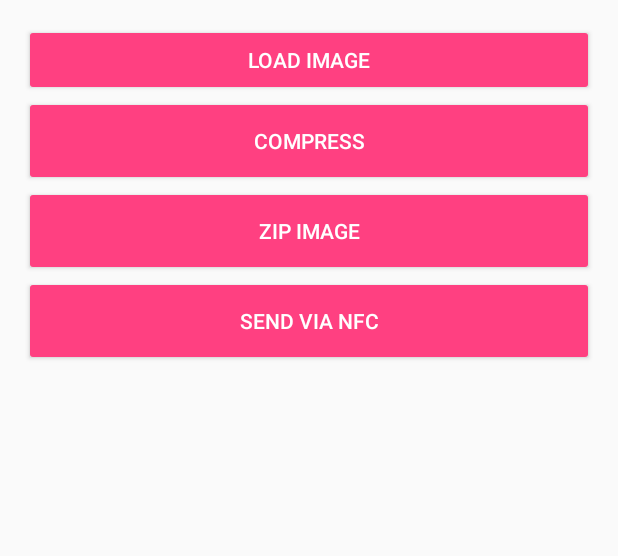
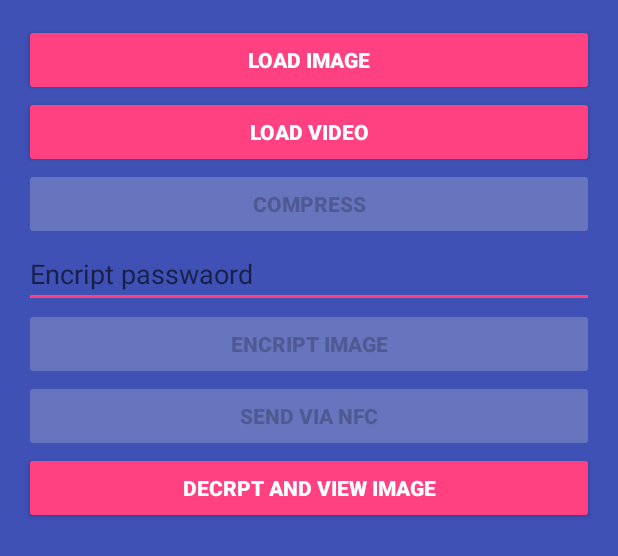
Before and after one commit to Denaindra/android-NFC-compress-encript, an Android app: the layout activity_main.xml on its own in the app's theme, with its tools: preview values and no code run, on a phone screen of 412 x 824 dp. Shown: the top 556 px of the screen. Run offline under Robolectric (Android 15) with nearby library versions, the phone set to English and light mode, and no system bars.

```diff
--- a/app/src/main/AndroidManifest.xml
+++ b/app/src/main/AndroidManifest.xml
@@ -3,6 +3,9 @@
     package="com.apiit.janith.nfcimagetranswer">
     <uses-permission android:name="android.permission.READ_EXTERNAL_STORAGE"></uses-permission>
     <uses-permission android:name="android.permission.INTERNET"></uses-permission>
+    <uses-permission android:name="android.permission.WRITE_EXTERNAL_STORAGE"></uses-permission>
+    <uses-permission android:name="android.permission.NFC"></uses-permission>
+    <uses-feature android:name="android.hardware.nfc" android:required="true"></uses-feature>
     <application
         android:allowBackup="true"
         android:icon="@mipmap/ic_launcher"
--- a/app/src/main/java/com/apiit/janith/nfcimagetranswer/ImageCompressor.java
+++ b/app/src/main/java/com/apiit/janith/nfcimagetranswer/ImageCompressor.java
@@ -42,8 +42,8 @@ public class ImageCompressor {
                     .setMaxHeight(Constants.getMaxHeight())
                     .setQuality(Constants.getQulity())
                     .setCompressFormat(Bitmap.CompressFormat.PNG)
-                    .setDestinationDirectoryPath(Environment.getExternalStoragePublicDirectory(
-                            Environment.DIRECTORY_PICTURES).getAbsolutePath())
+//                    .setDestinationDirectoryPath(Environment.getExternalStoragePublicDirectory(
+//                            Environment.DIRECTORY_PICTURES).getAbsolutePath())
                     .build()
                     .compressToFile(CaptureImage);
             //setCompressedImage();
--- a/app/src/main/res/layout/activity_main.xml
+++ b/app/src/main/res/layout/activity_main.xml
@@ -11,6 +11,7 @@
     android:paddingRight="@dimen/activity_horizontal_margin"
     android:paddingTop="@dimen/activity_vertical_margin"
     android:orientation="vertical"
+    android:background="@color/colorPrimary"
     android:weightSum="1">
 
     <Button
@@ -19,31 +20,63 @@
         android:layout_height="wrap_content"
         android:id="@+id/loadimage"
         android:layout_centerHorizontal="true"
-        style="@style/Widget.AppCompat.Button.Colored" />
-
+        style="@style/Widget.AppCompat.Button.Colored"
+        android:elevation="0dp"
+        android:fontFamily="sans-serif-medium"
+        android:textStyle="normal|bold" />
+    <Button
+        android:text="Load Video"
+        android:layout_width="match_parent"
+        android:layout_height="wrap_content"
+        android:id="@+id/loadvide"
+        android:layout_centerHorizontal="true"
+        style="@style/Widget.AppCompat.Button.Colored"
+        android:elevation="0dp"
+        android:fontFamily="sans-serif-medium"
+        android:textStyle="normal|bold" />
     <Button
         android:text="Compress"
         android:layout_width="match_parent"
         android:layout_height="wrap_content"
         android:id="@+id/compress"
-        android:layout_weight="0.05"
-        style="@style/Widget.AppCompat.Button.Colored" />
+        style="@style/Widget.AppCompat.Button.Colored"
+        android:textStyle="normal|bold"
+        android:enabled="false"/>
+
+    <EditText
+        android:layout_width="match_parent"
+        android:layout_height="wrap_content"
+        android:inputType="textPassword"
+        android:hint="Encript passwaord"
+        android:ems="10"
+        android:id="@+id/encriptPass" />
 
     <Button
-        android:text="zip image"
+        android:text="Encript Image"
         android:layout_width="match_parent"
         android:layout_height="wrap_content"
-        android:id="@+id/zip"
-        android:layout_weight="0.05"
-        style="@style/Widget.AppCompat.Button.Colored" />
+        android:id="@+id/encript"
+        style="@style/Widget.AppCompat.Button.Colored"
+        android:textStyle="normal|bold"
+        android:enabled="false"/>
 
     <Button
         android:text="Send via NFC"
         android:layout_width="match_parent"
         android:layout_height="wrap_content"
         android:id="@+id/send"
-        android:layout_weight="0.05"
-        style="@style/Widget.AppCompat.Button.Colored" />
+        style="@style/Widget.AppCompat.Button.Colored"
+        android:textStyle="normal|bold"
+        android:enabled="false"/>
+    <Button
+        android:text="Decrpt and View Image"
+        android:layout_width="match_parent"
+        android:layout_height="wrap_content"
+        android:id="@+id/decript"
+        style="@style/Widget.AppCompat.Button.Colored"
+        android:textStyle="normal|bold" />
+
+
 
     <ImageView
         android:layout_width="350dp"
@@ -53,6 +86,7 @@
         android:layout_alignParentTop="true"
         android:layout_alignParentLeft="true"
         android:layout_alignParentStart="true"
-        android:layout_weight="0.72" />
+        android:layout_weight="0.72"
+        android:enabled="false"/>
 
 </LinearLayout>
--- a/app/src/main/res/values/styles.xml
+++ b/app/src/main/res/values/styles.xml
@@ -17,4 +17,5 @@
 
     <style name="AppTheme.PopupOverlay" parent="ThemeOverlay.AppCompat.Light" />
 
+
 </resources>
--- /dev/null
+++ b/settings.gradle
@@ -0,0 +1 @@
+include ':app'
```
Also changed, not shown: app/build.gradle (+5 -2 lines), app/src/main/java/com/apiit/janith/nfcimagetranswer/Constant/Constants.java (added, +115 -0 lines), app/src/main/java/com/apiit/janith/nfcimagetranswer/En_de_crypt/EncryptAndDecrypt.java (added, +41 -0 lines), app/src/main/java/com/apiit/janith/nfcimagetranswer/FileSettings.java (+37 -5 lines), app/src/main/java/com/apiit/janith/nfcimagetranswer/MainActivity.java (+63 -26 lines), app/src/main/java/com/apiit/janith/nfcimagetranswer/NFCSettings.java (added, +72 -0 lines), build.gradle (added, +23 -0 lines), gradle.properties (added, +17 -0 lines), gradle/wrapper/gradle-wrapper.properties (added), 7 other files.
